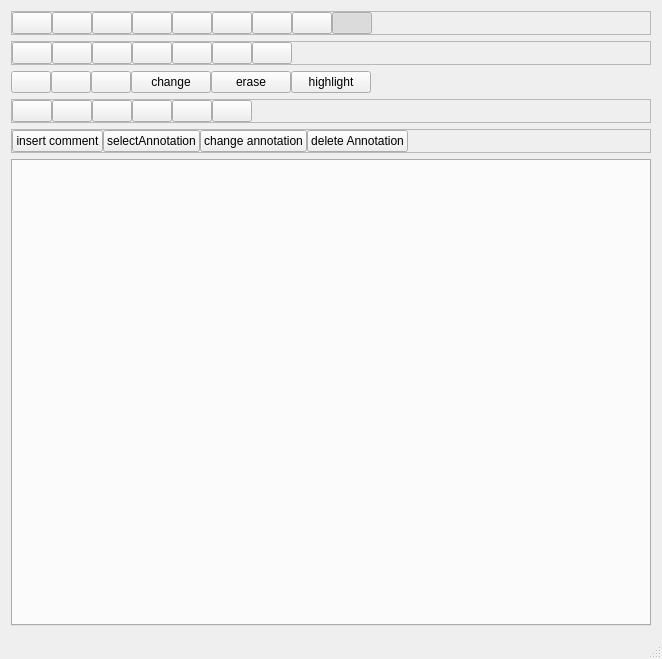
Before: the Qt Designer form pdfgui.ui in caronnee/pdfeditor, drawn with Qt 5.
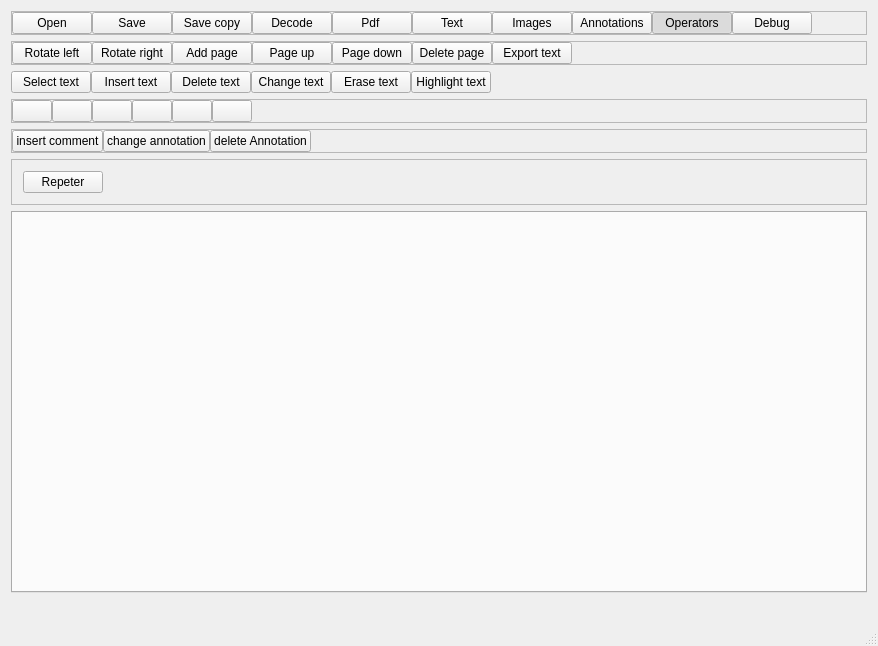
After: the same form once the commit is applied. Icons and pictures are not drawn. Custom widgets are drawn as their Qt base class.

Commit message: link annotation changed, added another frame

```diff
--- a/pdfgui.ui
+++ b/pdfgui.ui
@@ -6,8 +6,8 @@
    <rect>
     <x>0</x>
     <y>0</y>
-    <width>662</width>
-    <height>659</height>
+    <width>878</width>
+    <height>646</height>
    </rect>
   </property>
   <property name="minimumSize">
@@ -48,7 +48,7 @@
           <bool>false</bool>
          </property>
          <property name="text">
-          <string/>
+          <string>Open</string>
          </property>
          <property name="icon">
           <iconset resource="pdf.qrc">
@@ -68,7 +68,7 @@
           <string>Save as</string>
          </property>
          <property name="text">
-          <string/>
+          <string>Save</string>
          </property>
          <property name="icon">
           <iconset resource="pdf.qrc">
@@ -88,7 +88,7 @@
           <string>save copy</string>
          </property>
          <property name="text">
-          <string/>
+          <string>Save copy</string>
          </property>
          <property name="icon">
           <iconset resource="pdf.qrc">
@@ -108,7 +108,7 @@
           <string>save decoded</string>
          </property>
          <property name="text">
-          <string/>
+          <string>Decode</string>
          </property>
          <property name="icon">
           <iconset resource="pdf.qrc">
@@ -131,7 +131,7 @@
           </sizepolicy>
          </property>
          <property name="text">
-          <string/>
+          <string>Pdf </string>
          </property>
          <property name="icon">
           <iconset resource="pdf.qrc">
@@ -157,7 +157,7 @@
           <string>Show panel with text working</string>
          </property>
          <property name="text">
-          <string/>
+          <string>Text</string>
          </property>
          <property name="icon">
           <iconset resource="pdf.qrc">
@@ -180,7 +180,7 @@
        <item>
         <widget class="QPushButton" name="imageButton">
          <property name="text">
-          <string/>
+          <string>Images</string>
          </property>
          <property name="icon">
           <iconset resource="pdf.qrc">
@@ -203,7 +203,7 @@
        <item>
         <widget class="QPushButton" name="annotationButton">
          <property name="text">
-          <string/>
+          <string>Annotations</string>
          </property>
          <property name="icon">
           <iconset resource="pdf.qrc">
@@ -226,7 +226,7 @@
        <item>
         <widget class="QPushButton" name="opSelect">
          <property name="text">
-          <string/>
+          <string>Operators</string>
          </property>
          <property name="icon">
           <iconset resource="pdf.qrc">
@@ -249,6 +249,19 @@
          </attribute>
         </widget>
        </item>
+       <item>
+        <widget class="QPushButton" name="debugButton">
+         <property name="text">
+          <string>Debug</string>
+         </property>
+         <property name="checkable">
+          <bool>true</bool>
+         </property>
+         <attribute name="buttonGroup">
+          <string>mainGroup</string>
+         </attribute>
+        </widget>
+       </item>
        <item>
         <spacer name="horizontalSpacer_4">
          <property name="orientation">
@@ -292,7 +305,7 @@
           <item>
            <widget class="QPushButton" name="derotateButton">
             <property name="text">
-             <string/>
+             <string>Rotate left</string>
             </property>
             <property name="icon">
              <iconset resource="pdf.qrc">
@@ -309,7 +322,7 @@
           <item>
            <widget class="QPushButton" name="rotateButton">
             <property name="text">
-             <string/>
+             <string>Rotate right</string>
             </property>
             <property name="icon">
              <iconset resource="pdf.qrc">
@@ -326,7 +339,7 @@
           <item>
            <widget class="QPushButton" name="insertEmpty">
             <property name="text">
-             <string/>
+             <string>Add page</string>
             </property>
             <property name="icon">
              <iconset resource="pdf.qrc">
@@ -343,7 +356,7 @@
           <item>
            <widget class="QPushButton" name="pageUp">
             <property name="text">
-             <string/>
+             <string>Page up</string>
             </property>
             <property name="icon">
              <iconset resource="pdf.qrc">
@@ -363,7 +376,7 @@
              <string>page down</string>
             </property>
             <property name="text">
-             <string/>
+             <string>Page down</string>
             </property>
             <property name="icon">
              <iconset resource="pdf.qrc">
@@ -380,7 +393,7 @@
           <item>
            <widget class="QPushButton" name="deletePage">
             <property name="text">
-             <string/>
+             <string>Delete page</string>
             </property>
             <property name="icon">
              <iconset resource="pdf.qrc">
@@ -400,7 +413,7 @@
              <bool>false</bool>
             </property>
             <property name="text">
-             <string/>
+             <string>Export text</string>
             </property>
             <property name="icon">
              <iconset resource="pdf.qrc">
@@ -454,7 +467,7 @@
           <string>choose text</string>
          </property>
          <property name="text">
-          <string/>
+          <string>Select text</string>
          </property>
          <property name="icon">
           <iconset resource="pdf.qrc">
@@ -483,7 +496,7 @@
           <string>insert text</string>
          </property>
          <property name="text">
-          <string/>
+          <string>Insert text</string>
          </property>
          <property name="icon">
           <iconset resource="pdf.qrc">
@@ -509,7 +522,7 @@
           <string>delete test ( can cause structure change)</string>
          </property>
          <property name="text">
-          <string/>
+          <string>Delete text</string>
          </property>
          <property name="icon">
           <iconset resource="pdf.qrc">
@@ -529,7 +542,7 @@
           <string>Change text</string>
          </property>
          <property name="text">
-          <string>change</string>
+          <string>Change text</string>
          </property>
          <property name="icon">
           <iconset resource="pdf.qrc">
@@ -549,7 +562,7 @@
           <string>cover text witl white line</string>
          </property>
          <property name="text">
-          <string>erase</string>
+          <string>Erase text</string>
          </property>
          <property name="icon">
           <iconset resource="pdf.qrc">
@@ -569,7 +582,7 @@
           <string>highlight text</string>
          </property>
          <property name="text">
-          <string>highlight</string>
+          <string>Highlight text</string>
          </property>
          <property name="icon">
           <iconset resource="pdf.qrc">
@@ -815,16 +828,6 @@
          </attribute>
         </widget>
        </item>
-       <item>
-        <widget class="QPushButton" name="selectAnnotationButton">
-         <property name="text">
-          <string>selectAnnotation</string>
-         </property>
-         <attribute name="buttonGroup">
-          <string>subGroup</string>
-         </attribute>
-        </widget>
-       </item>
        <item>
         <widget class="QPushButton" name="selectAnnotation">
          <property name="text">
@@ -867,6 +870,38 @@
       </layout>
      </widget>
     </item>
+    <item>
+     <widget class="QFrame" name="debugFrame">
+      <property name="frameShape">
+       <enum>QFrame::StyledPanel</enum>
+      </property>
+      <property name="frameShadow">
+       <enum>QFrame::Raised</enum>
+      </property>
+      <layout class="QHBoxLayout" name="horizontalLayout_4">
+       <item>
+        <widget class="QPushButton" name="repeter">
+         <property name="text">
+          <string>Repeter</string>
+         </property>
+        </widget>
+       </item>
+       <item>
+        <spacer name="horizontalSpacer_6">
+         <property name="orientation">
+          <enum>Qt::Horizontal</enum>
+         </property>
+         <property name="sizeHint" stdset="0">
+          <size>
+           <width>40</width>
+           <height>20</height>
+          </size>
+         </property>
+        </spacer>
+       </item>
+      </layout>
+     </widget>
+    </item>
     <item>
      <widget class="OpenPdf" name="openedPdfs">
       <property name="acceptDrops">
@@ -889,6 +924,13 @@
       </property>
      </widget>
     </item>
+    <item>
+     <widget class="QLabel" name="Help">
+      <property name="text">
+       <string/>
+      </property>
+     </widget>
+    </item>
    </layout>
   </widget>
   <widget class="QStatusBar" name="statusBar"/>
```
Left out of the diff: 16 changed lines with no effect on the pictures. The commit also changes 17 other files.
